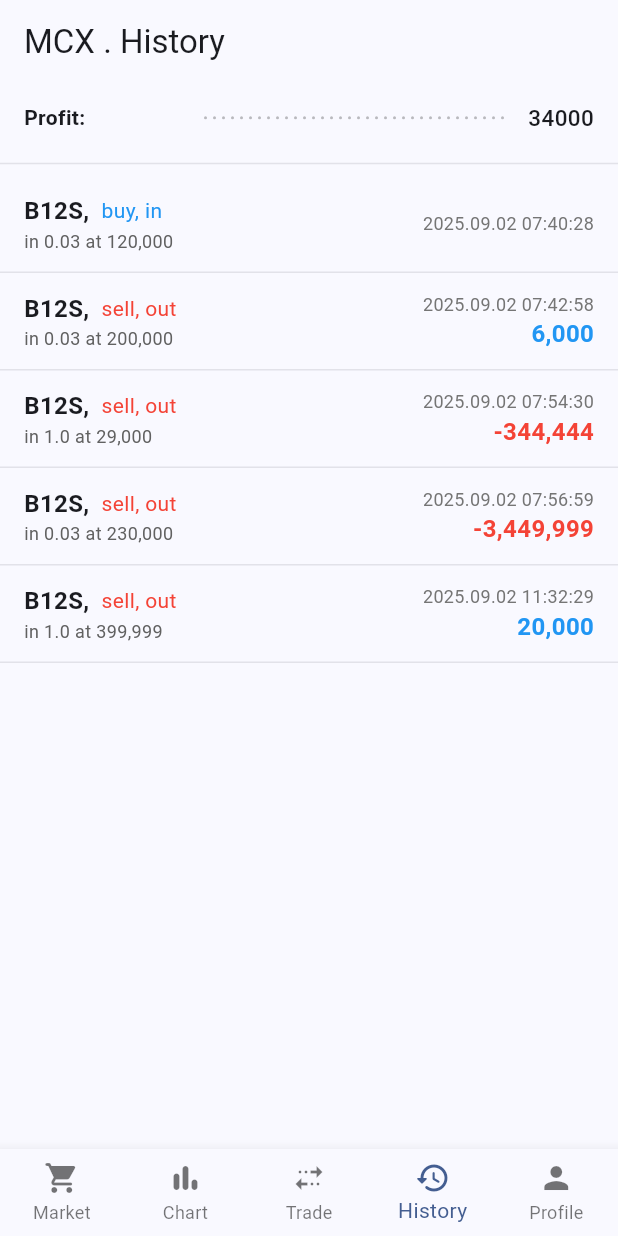
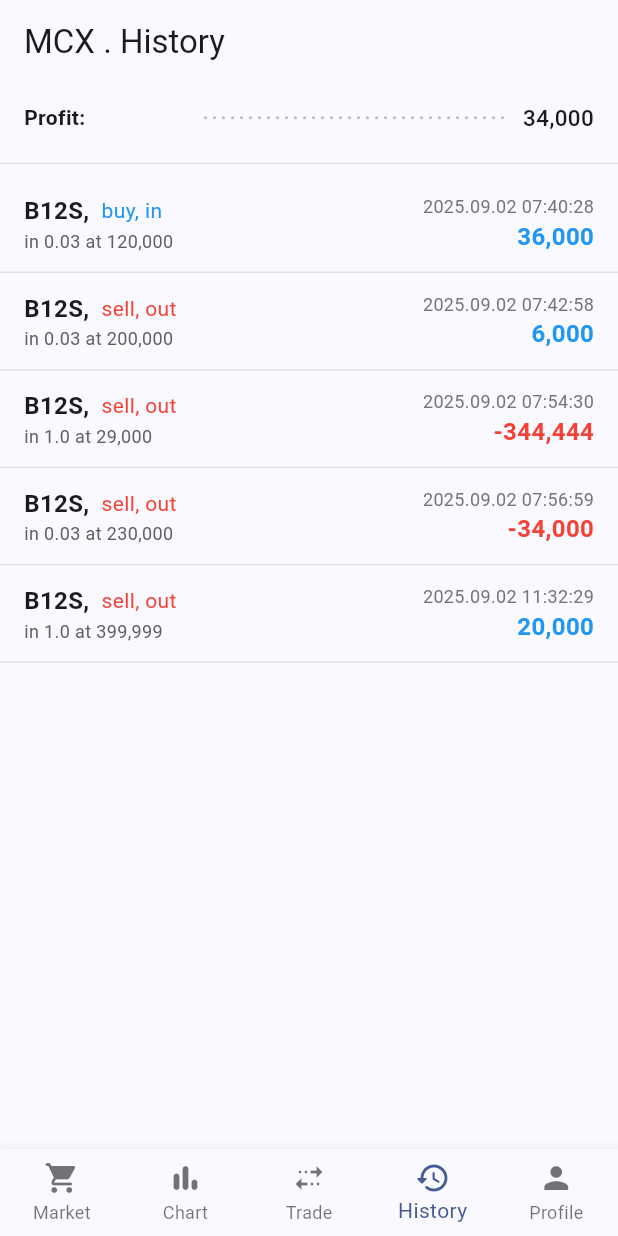
Before and after one commit to ThetpaingWin8834/mcx, a Flutter app: the screen it shows after launch, item 4 of the bottom bar chosen, on a phone screen of 412 x 824 dp. Run offline on Flutter 3.47's test engine with Material 3 defaults, Android fonts, the phone set to English and light mode, and no system bars; our stand-ins replace flutter_riverpod; missing offline and left inert: k_chart_plus.

Commit message:
Update transaction_screen.dart

```diff
--- a/lib/history/transaction_screen.dart
+++ b/lib/history/transaction_screen.dart
@@ -25,6 +25,7 @@ class _TransactionScreenState extends ConsumerState<TransactionScreen> {
       type: 'buy, in',
       lotSize: 0.03,
       price: 120000,
+      profit: 36000,
       timestamp: '2025.09.02 07:40:28',
     ),
     TransactionItem(
@@ -50,7 +51,7 @@ class _TransactionScreenState extends ConsumerState<TransactionScreen> {
       lotSize: 0.03,
       price: 230000,
       timestamp: '2025.09.02 07:56:59',
-      profit: -3449999,
+      profit: -34000,
     ),
     TransactionItem(
       pair: getRandomName(),
@@ -71,7 +72,7 @@ class _TransactionScreenState extends ConsumerState<TransactionScreen> {
           Padding(
             padding: const EdgeInsets.symmetric(horizontal: 16, vertical: 12),
             child: Column(
-              children: [AccountStatRow(label: 'Profit:', value: '34000')],
+              children: [AccountStatRow(label: 'Profit:', value: '34,000')],
             ),
           ),
           Divider(color: Theme.of(context).colorScheme.surfaceContainerHighest),
```
